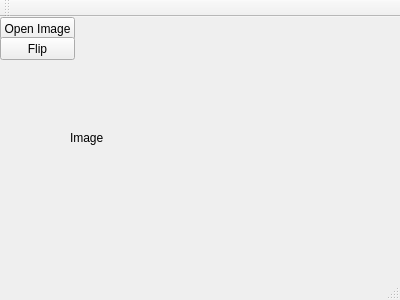
First picture: the form in OpenCarVision/mainwindow.ui, repository baidut/ITS, before the edit.
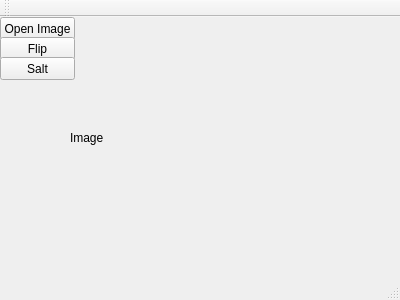
Second picture: the form after the edit.

Commit message: +加白色随机噪点

```diff
--- a/OpenCarVision/mainwindow.ui
+++ b/OpenCarVision/mainwindow.ui
@@ -53,6 +53,19 @@
      <string>Image</string>
     </property>
    </widget>
+   <widget class="QPushButton" name="pushButton_salt">
+    <property name="geometry">
+     <rect>
+      <x>0</x>
+      <y>40</y>
+      <width>75</width>
+      <height>23</height>
+     </rect>
+    </property>
+    <property name="text">
+     <string>Salt</string>
+    </property>
+   </widget>
   </widget>
   <widget class="QMenuBar" name="menuBar">
    <property name="geometry">
```
The commit also changes 2 other files.
